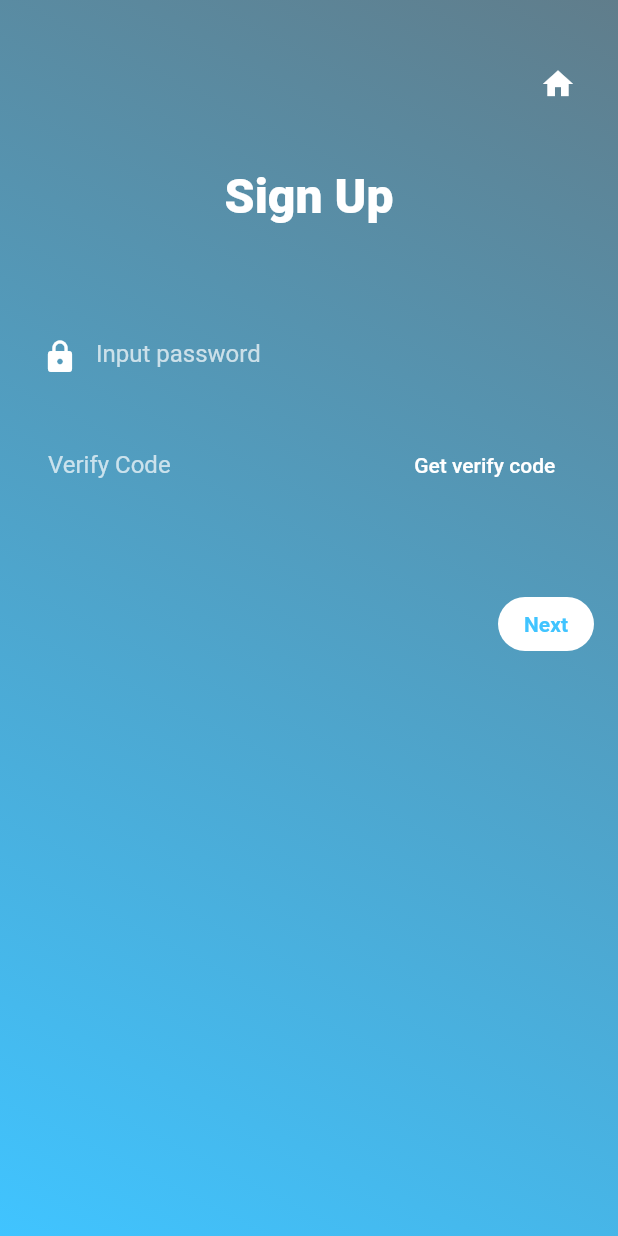
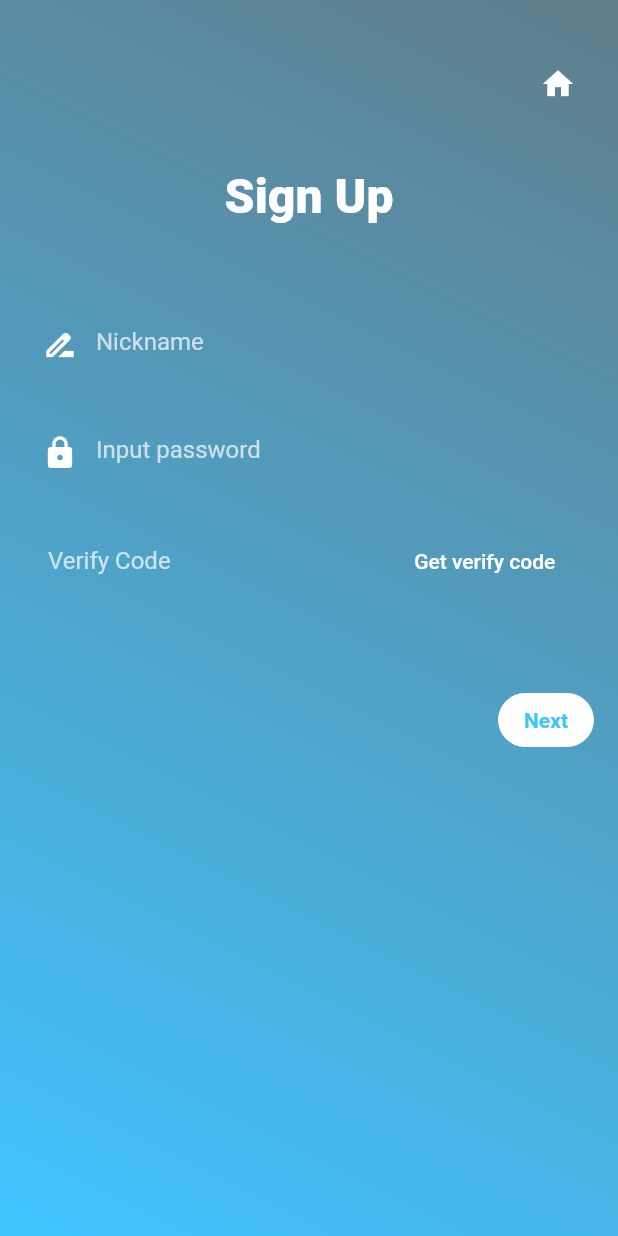
Before and after one commit to SELiOTe/music_linker_mobile, a Flutter app: the SignUpPage screen opened directly with empty values, on a phone screen of 412 x 824 dp. Run offline on Flutter 3.47's test engine with Material 2 defaults, Android fonts, the phone set to English and light mode, and no system bars; our stand-ins replace device_info, fluttertoast, shared_preferences; accounts and stored records are empty; generated files the repository leaves out were written again; network calls fail.

Commit message:
注册时新增昵称

```diff
--- a/lib/l10n/app_en.arb
+++ b/lib/l10n/app_en.arb
@@ -18,6 +18,7 @@
   "authPagePhonePatternNotMatch": "Phone pattern not match",
   "signUpPageTitle": "Sign Up",
   "signUpPagePasswordHint": "Input password",
+  "signUpPageNicknameHint": "Nickname",
   "signUpPageGetVerifyCodeButton": "Get verify code",
   "signUpPageVerifyCodeHint": "Verify Code",
   "captchaDialogTitle": "Captcha",
@@ -29,6 +30,7 @@
   "signUpPageUserHadSignedUp": "User had signed up",
   "signUpPageSendVerifyCodeFailed": "Verify code send failed",
   "signUpPagePasswordTooSimple": "Password must latest had 8 character and both contain letter and number",
+  "signUpPageNicknameIllegal": "Nickname must between 1 to 16",
   "signUpPageVerifyCodeIncorrect": "Verify code incorrect",
   "signUpPageSignUpFailed": "SIgn up failed",
   "signUpPageGetTokenFailed": "Sign up success, please login",
--- a/lib/l10n/app_zh.arb
+++ b/lib/l10n/app_zh.arb
@@ -75,6 +75,10 @@
   "@signUpPagePasswordHint": {
     "description": "注册页请输入密码提示"
   },
+  "signUpPageNicknameHint": "昵称",
+  "@signUpPageNicknameHint": {
+    "description": "注册页昵称提示"
+  },
   "signUpPageGetVerifyCodeButton": "获取验证码",
   "@signUpPageGetVerifyCodeButton": {
     "description": "注册页获取验证码提示"
@@ -118,6 +122,10 @@
   "signUpPagePasswordTooSimple": "密码必须为 8 位以上非空字符且同时包含字母数字",
   "@signUpPagePasswordTooSimple": {
     "description": "注册页密码太简单提示"
+  },
+  "signUpPageNicknameIllegal": "用户昵称长度为 1 至 16",
+  "@signUpPageNicknameIllegal": {
+    "description": "注册页用户昵称不正确提示"
   },
   "signUpPageVerifyCodeIncorrect": "短信验证码不正确",
   "@signUpPageVerifyCodeIncorrect": {
--- a/lib/model/api/auth/sign_up.dart
+++ b/lib/model/api/auth/sign_up.dart
@@ -30,8 +30,12 @@ class SignUpReq {
   @JsonKey(name: "device_no")
   String deviceNo;
 
+  // 用户昵称
+  @JsonKey(name: "nickname")
+  String nickname;
+
   SignUpReq(this.phoneCode, this.telNo, this.password, this.verifyCode,
-      this.deviceNo);
+      this.deviceNo, this.nickname);
 
   /// JSON 反序列化
   factory SignUpReq.fromJson(Map<String, dynamic> json) =>
--- a/lib/page/auth/auth_page.dart
+++ b/lib/page/auth/auth_page.dart
@@ -297,10 +297,11 @@ Widget getTitle(String title) {
 
 /// 获取密码输入框
 ///
-/// param
+/// param obscureText 是否隐藏字符
+/// param function 字符修改触发事件
 Widget getPasswordWidget(bool obscureText, ValueChanged<String>? function) {
   return Padding(
-      padding: const EdgeInsets.only(top: 32, left: 16, right: 16),
+      padding: const EdgeInsets.only(top: 24, left: 16, right: 16),
       child: TextField(
         obscureText: obscureText,
         keyboardType: TextInputType.visiblePassword,
--- a/lib/page/auth/sign_up_page.dart
+++ b/lib/page/auth/sign_up_page.dart
@@ -28,7 +28,8 @@ class SignUpPage extends StatefulWidget {
 }
 
 class _SignUpPageState extends State<SignUpPage> {
-  // 密码及验证码
+  // 昵称、密码及验证码
+  String _nickname = "";
   String _password = "";
   String _verifyCode = "";
 
@@ -48,6 +49,8 @@ class _SignUpPageState extends State<SignUpPage> {
                 getReturnTelNoPage(),
                 // 标题
                 getTitle(AppLocalizations.of(context)!.signUpPageTitle),
+                // 昵称
+                _getNicknameWidget(),
                 // 密码
                 getPasswordWidget(false, (value) => _password = value),
                 // 验证码框
@@ -72,6 +75,25 @@ class _SignUpPageState extends State<SignUpPage> {
       _timer!.cancel();
       _timer = null;
     }
+  }
+
+  Widget _getNicknameWidget() {
+    return Padding(
+        padding: const EdgeInsets.only(top: 24, left: 16, right: 16),
+        child: TextField(
+          keyboardType: TextInputType.text,
+          textAlign: TextAlign.start,
+          style: TextStyle(color: Colors.white),
+          decoration: InputDecoration(
+              border: InputBorder.none,
+              hintText: AppLocalizations.of(context)!.signUpPageNicknameHint,
+              hintStyle: TextStyle(color: Colors.white70),
+              prefixIcon: Icon(
+                Icons.drive_file_rename_outline,
+                color: Colors.white,
+              )),
+          onChanged: (value) => _nickname = value,
+        ));
   }
 
   /// 获取验证码按钮点击事件
@@ -143,8 +165,12 @@ class _SignUpPageState extends State<SignUpPage> {
       showToast(AppLocalizations.of(context)!.signUpPageVerifyCodeIncorrect);
       return;
     }
+    if (!RegExp(NICKNAME_REGEX).hasMatch(_nickname)) {
+      showToast(AppLocalizations.of(context)!.signUpPagePasswordTooSimple);
+      return;
+    }
     var req = SignUpReq(widget.authInfo.phoneCode, widget.authInfo.telNo,
-        _password, _verifyCode, widget.authInfo.deviceNo);
+        _password, _verifyCode, widget.authInfo.deviceNo, _nickname);
     var resp = await HttpUtils.post4Object("/auth/sign_up", reqBody: req);
     if (resp == null) {
       return;
--- a/lib/util/const_utils.dart
+++ b/lib/util/const_utils.dart
@@ -7,5 +7,7 @@
 const CAPTCHA_REGEX = r'^[a-zA-Z\d]{4}$';
 // 短信验证码正则
 const VERIFY_CODE_REGEX = r'^\d{6}$';
+// 用户昵称正则
+const NICKNAME_REGEX = r'^.{1,16}$';
 // 密码校验正则，8 位以上非空字符且同时包含字母数字
 const PASSWORD_REGEX = r'^(?=\S*[a-zA-Z])(?=\S*\d)\S{8,}$';
```
Also changed, not shown: lib/model/api/auth/sign_up.g.dart.
